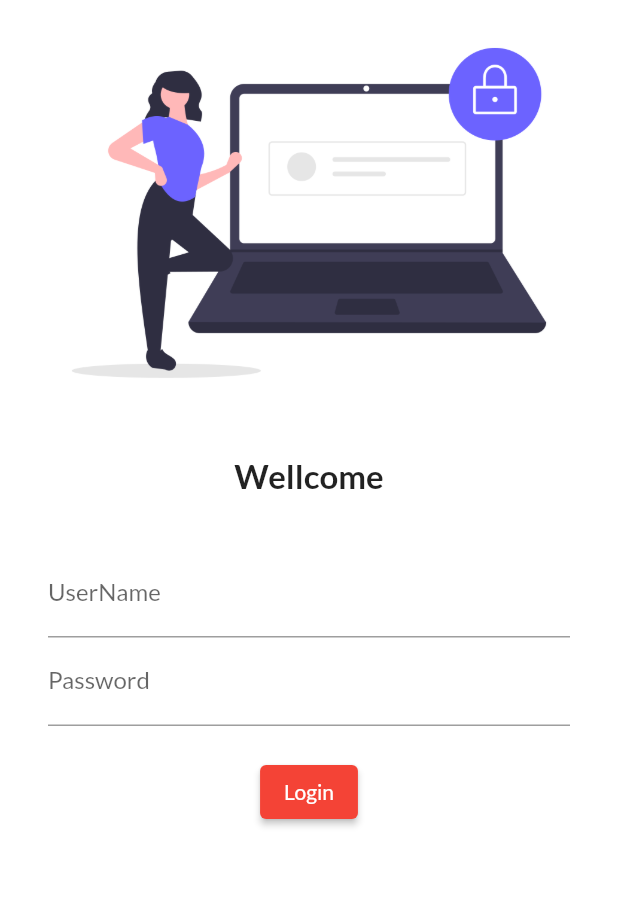
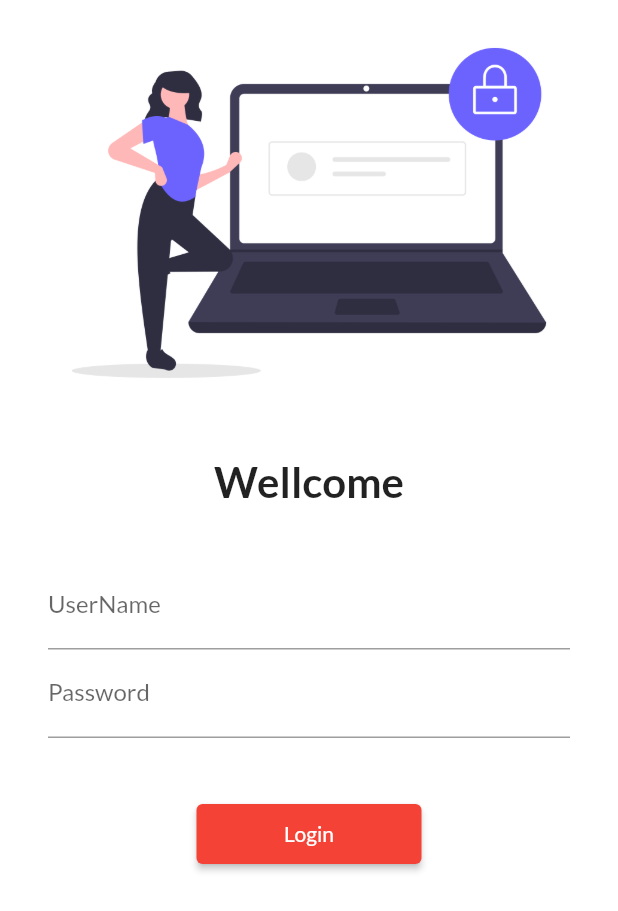
Before and after one commit to kamran3344/Flutter_From_Scratch, a Flutter app: the screen it shows after launch, on a phone screen of 412 x 824 dp. Shown: the top 911 px of the screen. Run offline on Flutter 3.47's test engine with Material 2 defaults, Android fonts, the phone set to English and light mode, and no system bars; our stand-ins replace google_fonts.

Commit message:
themes extracted

```diff
--- a/lib/main.dart
+++ b/lib/main.dart
@@ -2,6 +2,7 @@ import 'package:flutter/material.dart';
 import 'package:user_interface/pages/home_page.dart';
 import 'package:user_interface/pages/login_page.dart';
 import 'package:google_fonts/google_fonts.dart';
+import 'package:user_interface/utills/routes.dart';
 
 void main() {
   runApp(MyApp());
@@ -13,17 +14,18 @@ class MyApp extends StatelessWidget {
   @override
   Widget build(BuildContext context) {
     return MaterialApp(
+        debugShowCheckedModeBanner: false,
         // home: HomePage(),
 
         themeMode: ThemeMode.light,
-        theme: ThemeData(primarySwatch: Colors.red,
-        fontFamily: GoogleFonts.lato().fontFamily),
-
+        theme: ThemeData(
+            primarySwatch: Colors.red,
+            fontFamily: GoogleFonts.lato().fontFamily),
         darkTheme: ThemeData(brightness: Brightness.dark),
         initialRoute: "/login",
         routes: {
-          "/": (context) => HomePage(),
-          "/login": (context) => LoginPage(),
+          MyRoutes.homeRoute: (context) => HomePage(),
+          MyRoutes.loginRoute: (context) => LoginPage(),
         });
   }
 }
--- a/lib/pages/login_page.dart
+++ b/lib/pages/login_page.dart
@@ -1,4 +1,5 @@
 import 'package:flutter/material.dart';
+import 'package:user_interface/utills/routes.dart';
 
 class LoginPage extends StatelessWidget {
   const LoginPage({Key? key}) : super(key: key);
@@ -7,6 +8,7 @@ class LoginPage extends StatelessWidget {
   Widget build(BuildContext context) {
     return Material(
         color: Colors.white,
+        child: SingleChildScrollView(
           child: Column(
             children: <Widget>[
               Image.asset(
@@ -18,13 +20,14 @@ class LoginPage extends StatelessWidget {
               ),
               Text(
                 "Wellcome",
-              style: TextStyle(fontSize: 22, fontWeight: FontWeight.bold),
+                style: TextStyle(fontSize: 28, fontWeight: FontWeight.bold),
               ),
               SizedBox(
                 height: 20,
               ),
               Padding(
-              padding: const EdgeInsets.symmetric(vertical: 16, horizontal: 32),
+                padding:
+                    const EdgeInsets.symmetric(vertical: 16, horizontal: 32),
                 child: Column(
                   children: [
                     TextFormField(
@@ -41,18 +44,21 @@ class LoginPage extends StatelessWidget {
                       ),
                     ),
                     SizedBox(
-                    height: 20,
+                      height: 40,
                     ),
                     ElevatedButton(
                         onPressed: () {
-                      print("Kami GoodLuck");
+                          Navigator.pushNamed(context, MyRoutes.homeRoute);
                         },
                         child: Text("Login"),
-                  )
+                        style: TextButton.styleFrom(
+                          minimumSize: Size(150, 40),
+                        )),
                   ],
                 ),
               ),
             ],
+          ),
         ));
   }
 }
--- /dev/null
+++ b/lib/utills/routes.dart
@@ -0,0 +1,5 @@
+class MyRoutes {
+  static String loginRoute = "/login";
+  static String homeRoute = "/home";
+
+}
```
Lines whose indentation alone changed are shown as unchanged.
